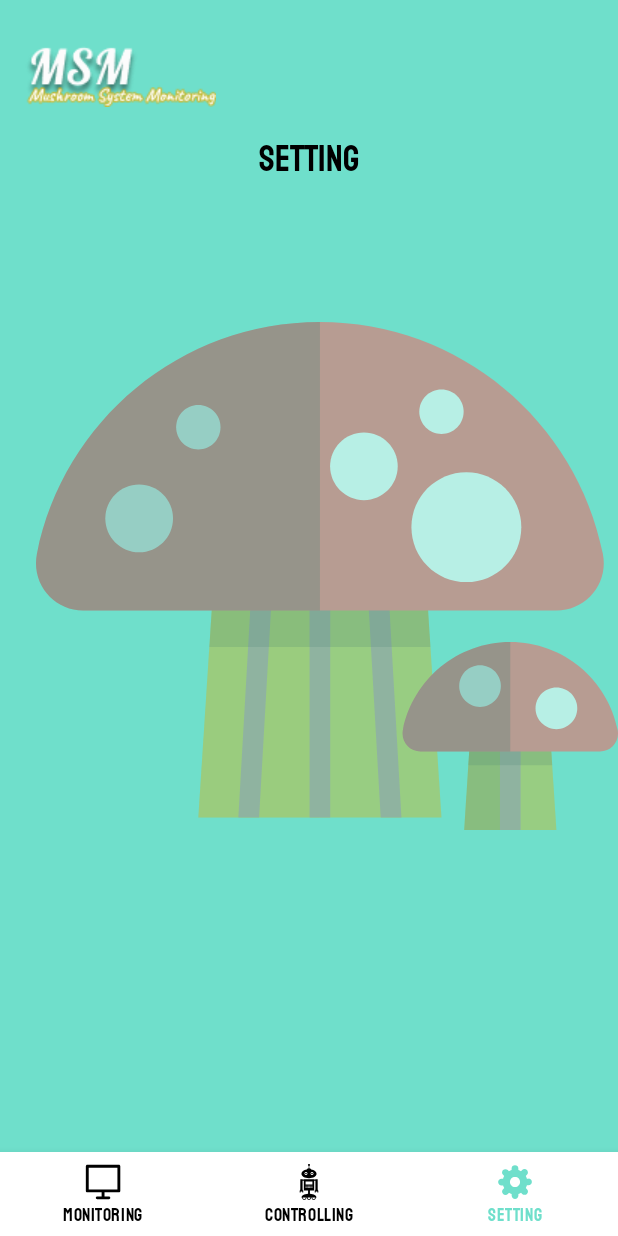
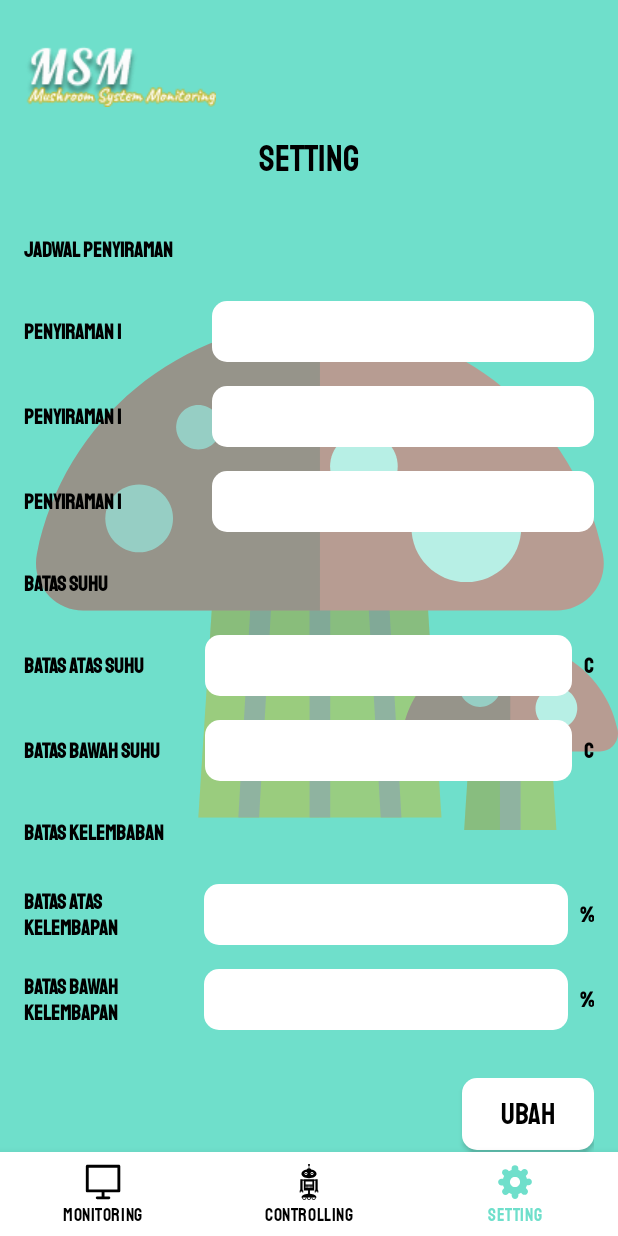
Before and after one commit to mdimassantoso/TugasAkhir, an Android app: the MainActivity screen opened directly, with no data from a screen before it, item 3 of the bottom bar chosen, on a phone screen of 412 x 824 dp. Run offline under Robolectric (Android 15) with nearby library versions, the phone set to English and light mode, and no system bars; our stand-ins replace navigation-ui.

Commit message:
fix settings fragment & add layout

```diff
--- a/app/src/main/java/com/app/msm/ui/main/setting/SettingFragment.kt
+++ b/app/src/main/java/com/app/msm/ui/main/setting/SettingFragment.kt
@@ -3,10 +3,11 @@ package com.app.msm.ui.main.setting
 import android.os.Bundle
 import android.view.View
 import androidx.fragment.app.Fragment
+import com.app.msm.R
 import com.app.msm.databinding.FragmentSettingBinding
 import com.app.msm.helper.viewBinding
 
-class SettingFragment : Fragment() {
+class SettingFragment : Fragment(R.layout.fragment_setting) {
 
     private val binding by viewBinding(FragmentSettingBinding::bind)
 
--- a/app/src/main/res/layout/activity_main.xml
+++ b/app/src/main/res/layout/activity_main.xml
@@ -65,6 +65,6 @@
         app:layout_constraintBottom_toBottomOf="parent"
         app:layout_constraintEnd_toEndOf="parent"
         app:layout_constraintStart_toStartOf="parent"
-        app:menu="@menu/menu_main" />
+        app:menu="@menu/menu_home" />
 
 </androidx.constraintlayout.widget.ConstraintLayout>
--- a/app/src/main/res/layout/fragment_setting.xml
+++ b/app/src/main/res/layout/fragment_setting.xml
@@ -1,8 +1,16 @@
 <?xml version="1.0" encoding="utf-8"?>
-<androidx.constraintlayout.widget.ConstraintLayout xmlns:android="http://schemas.android.com/apk/res/android"
+<ScrollView xmlns:android="http://schemas.android.com/apk/res/android"
     xmlns:app="http://schemas.android.com/apk/res-auto"
+    xmlns:tools="http://schemas.android.com/tools"
     android:layout_width="match_parent"
     android:layout_height="match_parent"
+    android:overScrollMode="never"
+    android:scrollbars="none"
+    tools:background="@color/bg_teal">
+
+    <androidx.constraintlayout.widget.ConstraintLayout
+        android:layout_width="match_parent"
+        android:layout_height="wrap_content"
         android:paddingHorizontal="16dp"
         android:paddingVertical="8dp"
         app:layout_optimizationLevel="none">
@@ -11,6 +19,10 @@
             android:id="@+id/tvLabelWateringSchedule"
             android:layout_width="wrap_content"
             android:layout_height="wrap_content"
+            android:ellipsize="end"
+            android:gravity="center_vertical"
+            android:lines="2"
+            android:maxLines="2"
             android:text="@string/label_jadwal_penyiraman"
             android:textColor="@color/black"
             android:textStyle="bold"
@@ -23,27 +35,34 @@
             android:id="@+id/tvLabelWateringOne"
             android:layout_width="0dp"
             android:layout_height="wrap_content"
-        android:layout_marginTop="16dp"
+            android:ellipsize="end"
+            android:gravity="center_vertical"
+            android:lines="2"
+            android:maxLines="2"
             android:text="@string/label_penyiraman_satu"
             android:textColor="@color/black"
             android:textStyle="bold"
+            app:layout_constraintBottom_toBottomOf="@id/edtWateringOne"
             app:layout_constraintEnd_toStartOf="@id/edtWateringOne"
             app:layout_constraintHorizontal_bias="0"
             app:layout_constraintHorizontal_weight="0.3"
             app:layout_constraintStart_toStartOf="parent"
-        app:layout_constraintTop_toBottomOf="@id/tvLabelWateringSchedule" />
+            app:layout_constraintTop_toBottomOf="@id/tvLabelWateringSchedule"
+            app:layout_constraintTop_toTopOf="@id/edtWateringOne" />
 
         <androidx.appcompat.widget.AppCompatEditText
             android:id="@+id/edtWateringOne"
             android:layout_width="0dp"
             android:layout_height="wrap_content"
             android:layout_marginStart="16dp"
+            android:layout_marginTop="16dp"
             android:background="@drawable/bg_white_rounded"
-        app:layout_constraintBottom_toBottomOf="@id/tvLabelWateringOne"
+            android:inputType="none"
+            android:padding="8dp"
             app:layout_constraintEnd_toEndOf="parent"
             app:layout_constraintHorizontal_weight="0.7"
             app:layout_constraintStart_toEndOf="@id/tvLabelWateringOne"
-        app:layout_constraintTop_toTopOf="@id/tvLabelWateringOne"
+            app:layout_constraintTop_toBottomOf="@+id/tvLabelWateringSchedule"
             app:layout_constraintVertical_bias="0" />
 
         <androidx.constraintlayout.widget.Barrier
@@ -57,27 +76,33 @@
             android:id="@+id/tvLabelWateringTwo"
             android:layout_width="0dp"
             android:layout_height="wrap_content"
-        android:layout_marginTop="16dp"
+            android:ellipsize="end"
+            android:gravity="center_vertical"
+            android:lines="2"
+            android:maxLines="2"
             android:text="@string/label_penyiraman_satu"
             android:textColor="@color/black"
             android:textStyle="bold"
+            app:layout_constraintBottom_toBottomOf="@id/edtWateringTwo"
             app:layout_constraintEnd_toStartOf="@id/edtWateringTwo"
             app:layout_constraintHorizontal_bias="0"
             app:layout_constraintHorizontal_weight="0.3"
             app:layout_constraintStart_toStartOf="parent"
-        app:layout_constraintTop_toBottomOf="@id/brWateringOne" />
+            app:layout_constraintTop_toTopOf="@id/edtWateringTwo" />
 
         <androidx.appcompat.widget.AppCompatEditText
             android:id="@+id/edtWateringTwo"
             android:layout_width="0dp"
             android:layout_height="wrap_content"
             android:layout_marginStart="16dp"
+            android:layout_marginTop="16dp"
             android:background="@drawable/bg_white_rounded"
-        app:layout_constraintBottom_toBottomOf="@id/tvLabelWateringTwo"
+            android:inputType="none"
+            android:padding="8dp"
             app:layout_constraintEnd_toEndOf="parent"
             app:layout_constraintHorizontal_weight="0.7"
             app:layout_constraintStart_toEndOf="@id/tvLabelWateringTwo"
-        app:layout_constraintTop_toTopOf="@id/tvLabelWateringTwo"
+            app:layout_constraintTop_toBottomOf="@id/brWateringOne"
             app:layout_constraintVertical_bias="0" />
 
         <androidx.constraintlayout.widget.Barrier
@@ -91,27 +116,33 @@
             android:id="@+id/tvLabelWateringThree"
             android:layout_width="0dp"
             android:layout_height="wrap_content"
-        android:layout_marginTop="16dp"
+            android:ellipsize="end"
+            android:gravity="center_vertical"
+            android:lines="2"
+            android:maxLines="2"
             android:text="@string/label_penyiraman_satu"
             android:textColor="@color/black"
             android:textStyle="bold"
+            app:layout_constraintBottom_toBottomOf="@id/edtWateringThree"
             app:layout_constraintEnd_toStartOf="@id/edtWateringThree"
             app:layout_constraintHorizontal_bias="0"
             app:layout_constraintHorizontal_weight="0.3"
             app:layout_constraintStart_toStartOf="parent"
-        app:layout_constraintTop_toBottomOf="@id/brWateringTwo" />
+            app:layout_constraintTop_toTopOf="@id/edtWateringThree" />
 
         <androidx.appcompat.widget.AppCompatEditText
             android:id="@+id/edtWateringThree"
             android:layout_width="0dp"
             android:layout_height="wrap_content"
             android:layout_marginStart="16dp"
+            android:layout_marginTop="16dp"
             android:background="@drawable/bg_white_rounded"
-        app:layout_constraintBottom_toBottomOf="@id/tvLabelWateringThree"
+            android:inputType="none"
+            android:padding="8dp"
             app:layout_constraintEnd_toEndOf="parent"
             app:layout_constraintHorizontal_weight="0.7"
             app:layout_constraintStart_toEndOf="@id/tvLabelWateringThree"
-        app:layout_constraintTop_toTopOf="@id/tvLabelWateringThree"
+            app:layout_constraintTop_toBottomOf="@id/brWateringTwo"
             app:layout_constraintVertical_bias="0" />
 
         <androidx.constraintlayout.widget.Barrier
@@ -125,7 +156,11 @@
             android:id="@+id/tvLabelTempLimit"
             android:layout_width="wrap_content"
             android:layout_height="wrap_content"
-        android:layout_marginTop="8dp"
+            android:layout_marginTop="16dp"
+            android:ellipsize="end"
+            android:gravity="center_vertical"
+            android:lines="2"
+            android:maxLines="2"
             android:text="@string/label_batas_suhu"
             android:textColor="@color/black"
             android:textStyle="bold"
@@ -138,28 +173,34 @@
             android:id="@+id/tvLabelTempUpperLimit"
             android:layout_width="0dp"
             android:layout_height="wrap_content"
-        android:layout_marginTop="16dp"
+            android:ellipsize="end"
+            android:gravity="center_vertical"
+            android:lines="2"
+            android:maxLines="2"
             android:text="@string/label_batas_atas_suhu"
             android:textColor="@color/black"
             android:textStyle="bold"
+            app:layout_constraintBottom_toBottomOf="@id/edtTempUpperLimit"
             app:layout_constraintEnd_toStartOf="@id/edtTempUpperLimit"
             app:layout_constraintHorizontal_bias="0"
             app:layout_constraintHorizontal_weight="0.3"
             app:layout_constraintStart_toStartOf="parent"
-        app:layout_constraintTop_toBottomOf="@id/tvLabelTempLimit" />
+            app:layout_constraintTop_toTopOf="@id/edtTempUpperLimit" />
 
         <androidx.appcompat.widget.AppCompatEditText
             android:id="@+id/edtTempUpperLimit"
             android:layout_width="0dp"
             android:layout_height="wrap_content"
             android:layout_marginStart="16dp"
+            android:layout_marginTop="16dp"
             android:layout_marginEnd="8dp"
             android:background="@drawable/bg_white_rounded"
-        app:layout_constraintBottom_toBottomOf="@id/tvLabelTempUpperLimit"
+            android:inputType="numberDecimal"
+            android:padding="8dp"
             app:layout_constraintEnd_toStartOf="@id/tvLabelTempUpperUnit"
             app:layout_constraintHorizontal_weight="0.7"
             app:layout_constraintStart_toEndOf="@id/tvLabelTempUpperLimit"
-        app:layout_constraintTop_toTopOf="@id/tvLabelTempUpperLimit"
+            app:layout_constraintTop_toBottomOf="@id/tvLabelTempLimit"
             app:layout_constraintVertical_bias="0" />
 
         <androidx.appcompat.widget.AppCompatTextView
@@ -185,28 +226,34 @@
             android:id="@+id/tvLabelTempLowerLimit"
             android:layout_width="0dp"
             android:layout_height="wrap_content"
-        android:layout_marginTop="16dp"
+            android:ellipsize="end"
+            android:gravity="center_vertical"
+            android:lines="2"
+            android:maxLines="2"
             android:text="@string/label_batas_bawah_suhu"
             android:textColor="@color/black"
             android:textStyle="bold"
+            app:layout_constraintBottom_toBottomOf="@id/edtTempLowerLimit"
             app:layout_constraintEnd_toStartOf="@id/edtTempLowerLimit"
             app:layout_constraintHorizontal_bias="0"
             app:layout_constraintHorizontal_weight="0.3"
             app:layout_constraintStart_toStartOf="parent"
-        app:layout_constraintTop_toBottomOf="@id/brTempUpperLimit" />
+            app:layout_constraintTop_toTopOf="@id/edtTempLowerLimit" />
 
         <androidx.appcompat.widget.AppCompatEditText
             android:id="@+id/edtTempLowerLimit"
             android:layout_width="0dp"
             android:layout_height="wrap_content"
             android:layout_marginStart="16dp"
+            android:layout_marginTop="16dp"
             android:layout_marginEnd="8dp"
             android:background="@drawable/bg_white_rounded"
-        app:layout_constraintBottom_toBottomOf="@id/tvLabelTempLowerLimit"
+            android:inputType="numberDecimal"
+            android:padding="8dp"
             app:layout_constraintEnd_toStartOf="@id/tvLabelTempLowerUnit"
             app:layout_constraintHorizontal_weight="0.7"
             app:layout_constraintStart_toEndOf="@id/tvLabelTempLowerLimit"
-        app:layout_constraintTop_toTopOf="@id/tvLabelTempLowerLimit"
+            app:layout_constraintTop_toBottomOf="@id/brTempUpperLimit"
             app:layout_constraintVertical_bias="0" />
 
         <androidx.appcompat.widget.AppCompatTextView
@@ -231,7 +278,11 @@
             android:id="@+id/tvLabelHumidityLimit"
             android:layout_width="wrap_content"
             android:layout_height="wrap_content"
-        android:layout_marginTop="8dp"
+            android:layout_marginTop="16dp"
+            android:ellipsize="end"
+            android:gravity="center_vertical"
+            android:lines="2"
+            android:maxLines="2"
             android:text="@string/label_batas_kelembaban"
             android:textColor="@color/black"
             android:textStyle="bold"
@@ -244,28 +295,34 @@
             android:id="@+id/tvLabelHumUpperLimit"
             android:layout_width="0dp"
             android:layout_height="wrap_content"
-        android:layout_marginTop="16dp"
+            android:ellipsize="end"
+            android:gravity="center_vertical"
+            android:lines="2"
+            android:maxLines="2"
             android:text="@string/label_batas_atas_kelembapan"
             android:textColor="@color/black"
             android:textStyle="bold"
+            app:layout_constraintBottom_toBottomOf="@id/edtHumUpperLimit"
             app:layout_constraintEnd_toStartOf="@id/edtHumUpperLimit"
             app:layout_constraintHorizontal_bias="0"
             app:layout_constraintHorizontal_weight="0.3"
             app:layout_constraintStart_toStartOf="parent"
-        app:layout_constraintTop_toBottomOf="@id/tvLabelHumidityLimit" />
+            app:layout_constraintTop_toTopOf="@id/edtHumUpperLimit" />
 
         <androidx.appcompat.widget.AppCompatEditText
             android:id="@+id/edtHumUpperLimit"
             android:layout_width="0dp"
             android:layout_height="wrap_content"
             android:layout_marginStart="16dp"
+            android:layout_marginTop="16dp"
             android:layout_marginEnd="8dp"
             android:background="@drawable/bg_white_rounded"
-        app:layout_constraintBottom_toBottomOf="@id/tvLabelHumUpperLimit"
+            android:inputType="numberDecimal"
+            android:padding="8dp"
             app:layout_constraintEnd_toStartOf="@id/tvLabelHumUpperUnit"
             app:layout_constraintHorizontal_weight="0.7"
             app:layout_constraintStart_toEndOf="@id/tvLabelHumUpperLimit"
-        app:layout_constraintTop_toTopOf="@id/tvLabelHumUpperLimit"
+            app:layout_constraintTop_toBottomOf="@id/tvLabelHumidityLimit"
             app:layout_constraintVertical_bias="0" />
 
         <androidx.appcompat.widget.AppCompatTextView
@@ -290,28 +347,34 @@
             android:id="@+id/tvLabelHumLowerLimit"
             android:layout_width="0dp"
             android:layout_height="wrap_content"
-        android:layout_marginTop="16dp"
+            android:ellipsize="end"
+            android:gravity="center_vertical"
+            android:lines="2"
+            android:maxLines="2"
             android:text="@string/label_batas_bawah_kelembapan"
             android:textColor="@color/black"
             android:textStyle="bold"
+            app:layout_constraintBottom_toBottomOf="@id/edtHumLowerLimit"
             app:layout_constraintEnd_toStartOf="@id/edtHumLowerLimit"
             app:layout_constraintHorizontal_bias="0"
             app:layout_constraintHorizontal_weight="0.3"
             app:layout_constraintStart_toStartOf="parent"
-        app:layout_constraintTop_toBottomOf="@id/brHumUpperLimit" />
+            app:layout_constraintTop_toTopOf="@id/edtHumLowerLimit" />
 
         <androidx.appcompat.widget.AppCompatEditText
             android:id="@+id/edtHumLowerLimit"
             android:layout_width="0dp"
             android:layout_height="wrap_content"
             android:layout_marginStart="16dp"
+            android:layout_marginTop="16dp"
             android:layout_marginEnd="8dp"
             android:background="@drawable/bg_white_rounded"
-        app:layout_constraintBottom_toBottomOf="@id/tvLabelHumLowerLimit"
+            android:inputType="numberDecimal"
+            android:padding="8dp"
             app:layout_constraintEnd_toStartOf="@id/tvLabelHumLowerUnit"
             app:layout_constraintHorizontal_weight="0.7"
             app:layout_constraintStart_toEndOf="@id/tvLabelHumLowerLimit"
-        app:layout_constraintTop_toTopOf="@id/tvLabelHumLowerLimit"
+            app:layout_constraintTop_toBottomOf="@id/brHumUpperLimit"
             app:layout_constraintVertical_bias="0" />
 
         <androidx.appcompat.widget.AppCompatTextView
@@ -338,7 +401,10 @@
             android:layout_height="wrap_content"
             android:layout_marginTop="32dp"
             android:layout_marginBottom="8dp"
+            android:background="@drawable/bg_white_rounded"
             android:text="@string/label_ubah"
+            android:textColor="@color/black"
+            android:textSize="20sp"
             app:layout_constraintBottom_toBottomOf="parent"
             app:layout_constraintEnd_toEndOf="parent"
             app:layout_constraintHorizontal_bias="1"
@@ -347,3 +413,5 @@
             app:layout_constraintVertical_bias="0" />
 
     </androidx.constraintlayout.widget.ConstraintLayout>
+
+</ScrollView>
--- a/app/src/main/res/menu/menu_main.xml
+++ b/app/src/main/res/menu/menu_home.xml
@@ -3,19 +3,19 @@
     xmlns:app="http://schemas.android.com/apk/res-auto">
 
     <item
-        android:id="@+id/navigation_monitoring"
+        android:id="@+id/monitoring"
         android:icon="@drawable/ic_monitoring"
         android:title="@string/label_monitoring"
         app:showAsAction="ifRoom" />
 
     <item
-        android:id="@+id/navigation_controlling"
+        android:id="@+id/controlling"
         android:icon="@drawable/ic_controlling"
         android:title="@string/label_controlling"
         app:showAsAction="ifRoom" />
 
     <item
-        android:id="@+id/navigation_setting"
+        android:id="@+id/setting"
         android:icon="@drawable/ic_setting"
         android:title="@string/label_setting"
         app:showAsAction="ifRoom" />
--- a/app/src/main/res/navigation/navigation_controlling.xml
+++ b/app/src/main/res/navigation/controlling.xml
@@ -1,12 +1,14 @@
 <?xml version="1.0" encoding="utf-8"?>
 <navigation xmlns:android="http://schemas.android.com/apk/res/android"
     xmlns:app="http://schemas.android.com/apk/res-auto"
-    app:startDestination="@id/controllingFragment"
-    android:id="@+id/navigation_controlling">
+    xmlns:tools="http://schemas.android.com/tools"
+    app:startDestination="@+id/controllingFragment"
+    android:id="@+id/controlling">
 
     <fragment
         android:id="@+id/controllingFragment"
         android:name="com.app.msm.ui.main.controlling.ControllingFragment"
-        android:label="@string/label_controlling" />
+        android:label="@string/label_controlling"
+        tools:layout="@layout/fragment_controlling"/>
 
 </navigation>
--- a/app/src/main/res/navigation/navigation_monitoring.xml
+++ b/app/src/main/res/navigation/monitoring.xml
@@ -1,12 +1,14 @@
 <?xml version="1.0" encoding="utf-8"?>
 <navigation xmlns:android="http://schemas.android.com/apk/res/android"
     xmlns:app="http://schemas.android.com/apk/res-auto"
-    android:id="@+id/navigation_monitoring"
-    app:startDestination="@id/monitoringFragment">
+    xmlns:tools="http://schemas.android.com/tools"
+    android:id="@+id/monitoring"
+    app:startDestination="@+id/monitoringFragment">
 
     <fragment
         android:id="@+id/monitoringFragment"
         android:name="com.app.msm.ui.main.monitoring.MonitoringFragment"
-        android:label="@string/label_monitoring" />
+        android:label="@string/label_monitoring"
+        tools:layout="@layout/fragment_monitoring" />
 
 </navigation>
--- a/app/src/main/res/navigation/navigation_home.xml
+++ b/app/src/main/res/navigation/navigation_home.xml
@@ -2,10 +2,10 @@
 <navigation xmlns:android="http://schemas.android.com/apk/res/android"
     xmlns:app="http://schemas.android.com/apk/res-auto"
     android:id="@+id/navigation_home"
-    app:startDestination="@+id/navigation_monitoring">
+    app:startDestination="@+id/monitoring">
 
-    <include app:graph="@navigation/navigation_monitoring" />
-    <include app:graph="@navigation/navigation_controlling" />
-    <include app:graph="@navigation/navigation_setting" />
+    <include app:graph="@navigation/monitoring" />
+    <include app:graph="@navigation/controlling" />
+    <include app:graph="@navigation/setting" />
 
 </navigation>
--- a/app/src/main/res/navigation/navigation_setting.xml
+++ b/app/src/main/res/navigation/setting.xml
@@ -1,12 +1,14 @@
 <?xml version="1.0" encoding="utf-8"?>
 <navigation xmlns:android="http://schemas.android.com/apk/res/android"
     xmlns:app="http://schemas.android.com/apk/res-auto"
-    android:id="@+id/navigation_setting"
-    app:startDestination="@id/settingFragment">
+    xmlns:tools="http://schemas.android.com/tools"
+    android:id="@+id/setting"
+    app:startDestination="@+id/settingFragment">
 
     <fragment
         android:id="@+id/settingFragment"
         android:name="com.app.msm.ui.main.setting.SettingFragment"
-        android:label="@string/label_setting" />
+        android:label="@string/label_setting"
+        tools:layout="@layout/fragment_setting" />
 
 </navigation>
```
Lines whose indentation alone changed are shown as unchanged.
